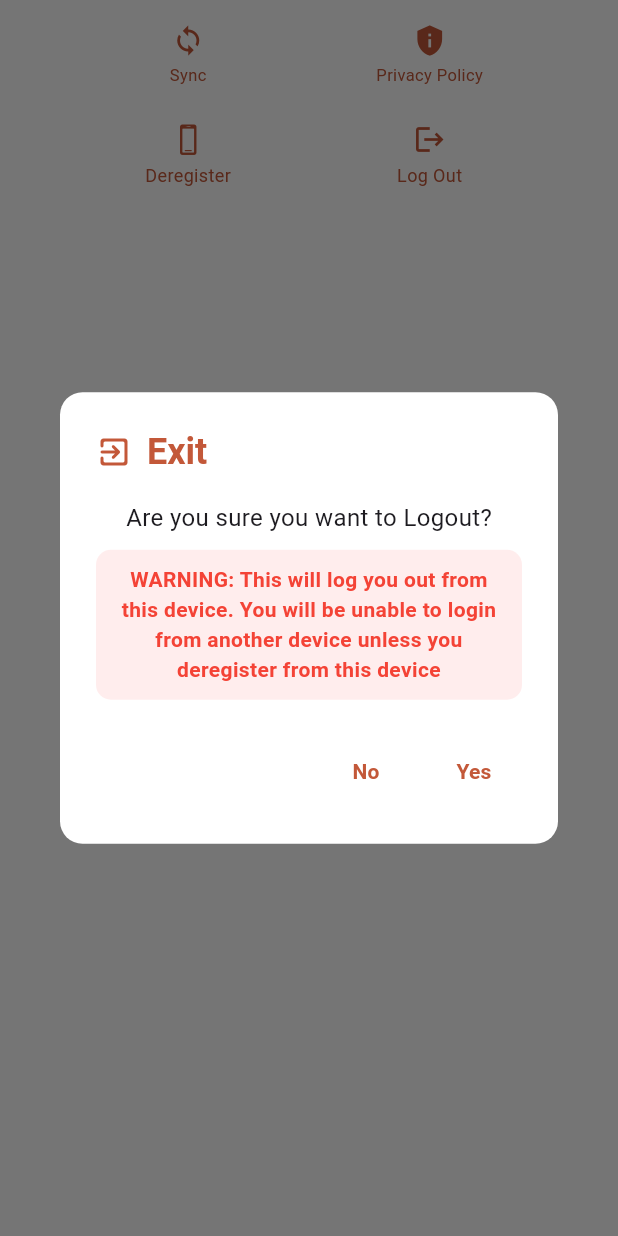
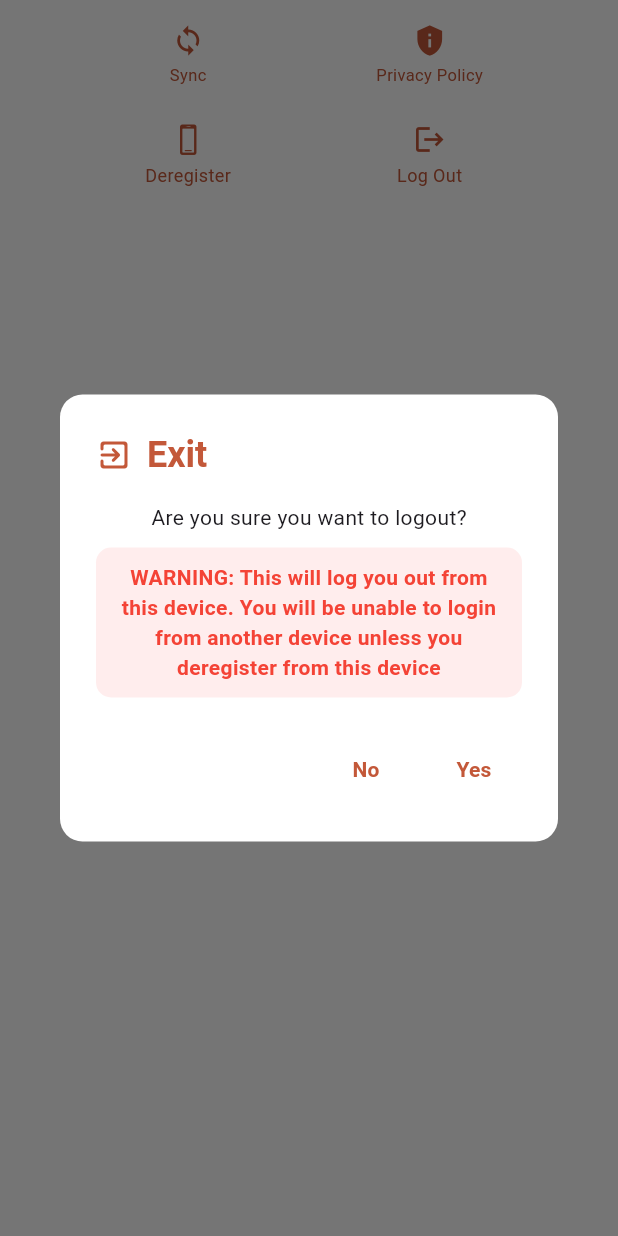
Before and after one commit to UtkarshChakrwarti/Hello-NITR-app, a Flutter app: the UtilityButtons widget shown alone on an empty page, opened directly, after a tap on "Log Out", on a phone screen of 412 x 824 dp. Run offline on Flutter 3.47's test engine with Material 3 defaults, Android fonts, the phone set to English and light mode, and no system bars; our stand-ins replace cached_network_image, dropdown_search, flutter_local_notifications, flutter_secure_storage, font_awesome_flutter, infinite_scroll_pagination and 8 more; missing offline and left inert: flutter_udid, otp, simnumber; accounts and stored records are empty.

Commit message:
fixing layout

```diff
--- a/lib/core/utils/dialogs_and_prompts.dart
+++ b/lib/core/utils/dialogs_and_prompts.dart
@@ -130,8 +130,8 @@ class DialogsAndPrompts {
             mainAxisSize: MainAxisSize.min,
             children: [
               const Text(
-                'Are you sure you want to Logout?',
-                style: TextStyle(fontSize: 16),
+                'Are you sure you want to logout?',
+                style: TextStyle(fontSize: 14),
               ),
               const SizedBox(height: 10),
               Container(
--- a/lib/screens/home/department_search_screen.dart
+++ b/lib/screens/home/department_search_screen.dart
@@ -143,9 +143,9 @@ class _DepartmentSearchScreenState extends State<DepartmentSearchScreen>
           decoration: InputDecoration(
             enabledBorder: InputBorder.none,
             focusedBorder: InputBorder.none,
-            hintText: 'Search users by department',
+            hintText: _selectedDepartment.isEmpty ? 'Search in departments' : 'Search in $_selectedDepartment',
             hintStyle: TextStyle(
-                fontSize: 18,
+                fontSize: 16,
                 color: Colors.grey[500],
                 fontWeight: FontWeight.normal),
             suffixIcon: _searchQuery.isNotEmpty
--- a/lib/screens/user/profile/widgets/utility_buttons.dart
+++ b/lib/screens/user/profile/widgets/utility_buttons.dart
@@ -101,7 +101,7 @@ class UtilityButtons extends StatelessWidget {
             ],
           ),
           content: const Text(
-              'Are you sure you want to De-Register your Device?',
+              'Are you sure you want to Deregister your Device?',
               style: TextStyle(fontSize: 16)),
           actions: [
             TextButton(
```
